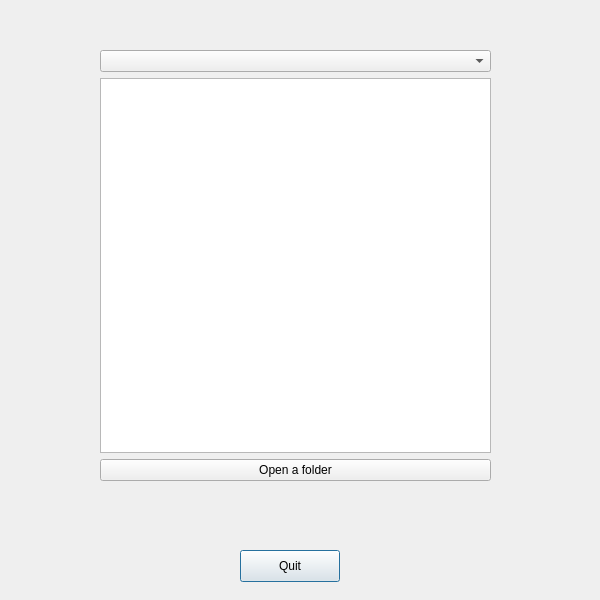
This is studentmgapp/stwindow.ui in kiromain/STMA as Qt 5 draws it before an edit. The edited form follows.
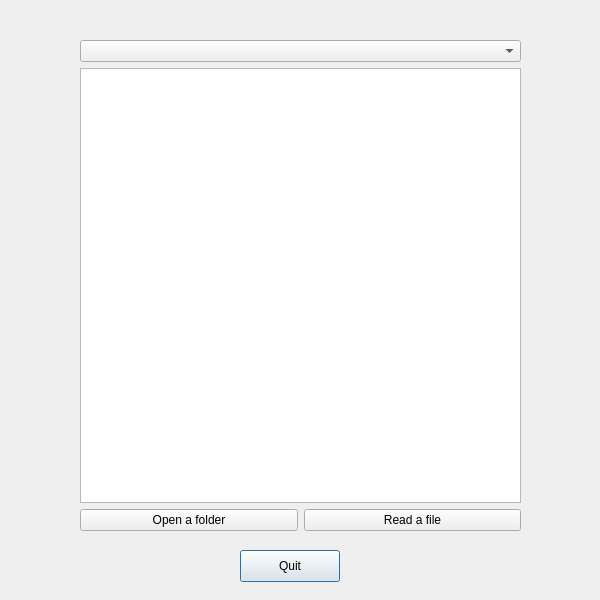
This is the edited form.

Diff of the .ui file:
```diff
--- a/studentmgapp/stwindow.ui
+++ b/studentmgapp/stwindow.ui
@@ -29,10 +29,10 @@
   <widget class="QWidget" name="">
    <property name="geometry">
     <rect>
-     <x>100</x>
-     <y>50</y>
-     <width>391</width>
-     <height>431</height>
+     <x>80</x>
+     <y>40</y>
+     <width>441</width>
+     <height>491</height>
     </rect>
    </property>
    <layout class="QVBoxLayout" name="verticalLayout">
@@ -43,11 +43,22 @@
      <widget class="QListWidget" name="listWidget"/>
     </item>
     <item>
+     <layout class="QHBoxLayout" name="horizontalLayout">
+      <item>
      <widget class="QPushButton" name="pushButton">
       <property name="text">
        <string>Open a folder</string>
       </property>
      </widget>
+      </item>
+      <item>
+       <widget class="QPushButton" name="pushButton_2">
+        <property name="text">
+         <string>Read a file</string>
+        </property>
+       </widget>
+      </item>
+     </layout>
     </item>
    </layout>
   </widget>
```
Lines whose indentation alone changed are shown as unchanged.
